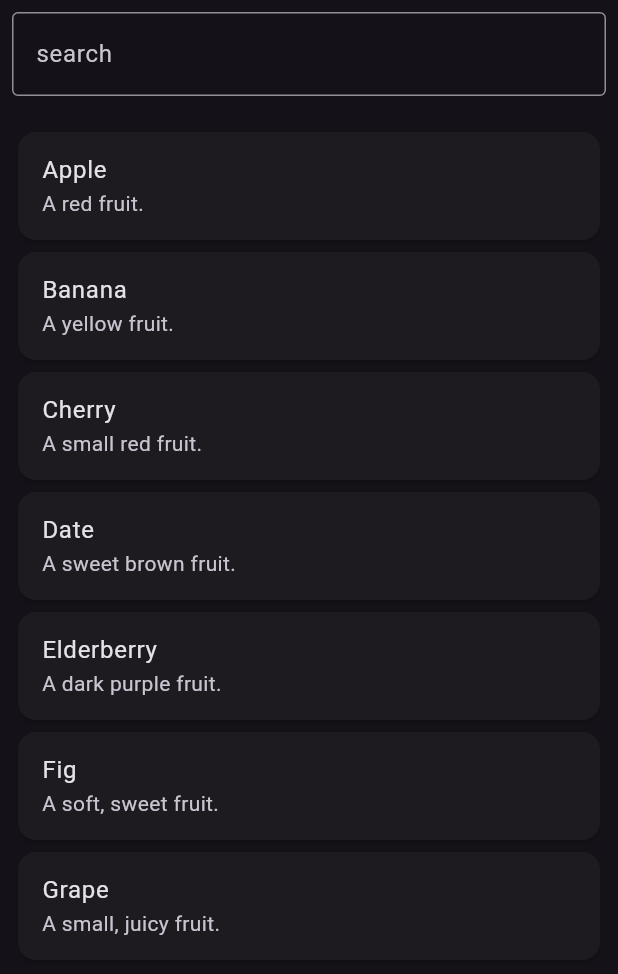
After one commit to mahabubulhasibshawon/riverpod_tutorial, a Flutter app: the screen it shows after launch, on a phone screen of 412 x 824 dp. The commit adds this screen. Shown: the top 974 px of the screen. Run offline on Flutter 3.47's test engine with Material 3 defaults, Android fonts, the phone set to English and light mode, and no system bars; our stand-ins replace flutter_riverpod.

Commit message:
StateNotifierProvider

```diff
--- a/lib/counter_screen.dart
+++ b/lib/counter_screen.dart
@@ -1,9 +1,14 @@
 import 'package:flutter/material.dart';
 import 'package:flutter_riverpod/flutter_riverpod.dart';
 
-final counter = StateProvider((ref) {
+final counter = StateProvider<int>((ref) {
   return 0;
 });
+
+final themeProviderLight = StateProvider((ref) {
+  return ThemeData.light();
+});
+
 
 class CounterScreen extends ConsumerStatefulWidget {
   const CounterScreen({super.key});
@@ -15,6 +20,7 @@ class CounterScreen extends ConsumerStatefulWidget {
 class _CounterScreenState extends ConsumerState<CounterScreen> {
   @override
   Widget build(BuildContext context) {
+    print('object');
     return Scaffold(
       body: Column(
         children: [
@@ -32,7 +38,10 @@ class _CounterScreenState extends ConsumerState<CounterScreen> {
                 ref.read(counter.notifier).state --;
               }, child: Text('-', style: TextStyle(fontSize: 50),))
             ],
-          )
+          ),
+          Switch(value: ref.watch(themeProviderLight) == ThemeData.dark(), onChanged: (value) {
+            ref.read(themeProviderLight.notifier).state = ref.read(themeProviderLight) == ThemeData.light() ? ThemeData.dark() : ThemeData.light();
+          })
         ],
       ),
     );
--- a/lib/main.dart
+++ b/lib/main.dart
@@ -2,6 +2,10 @@ import 'package:flutter/material.dart';
 import 'package:flutter_riverpod/flutter_riverpod.dart';
 import 'package:riverpod_tutorial/counter_screen.dart';
 import 'package:riverpod_tutorial/home_screen.dart';
+import 'package:riverpod_tutorial/search/search_screen.dart';
+import 'package:riverpod_tutorial/shopping_cart/shopping_cart.dart';
+import 'package:riverpod_tutorial/state_notifier_provider/user_provider.dart';
+import 'package:riverpod_tutorial/todo_list_screen.dart';
 
 void main() {
   runApp(const MyApp());
@@ -14,8 +18,9 @@ class MyApp extends StatelessWidget {
   Widget build(BuildContext context) {
     return ProviderScope(
       child: MaterialApp(
+        debugShowCheckedModeBanner: false,
         theme: ThemeData.dark(),
-        home: CounterScreen(),
+        home: SearchScreen(),
       ),
     );
   }
--- /dev/null
+++ b/lib/search/item.dart
@@ -0,0 +1,18 @@
+class Item {
+  final Map<String, dynamic> data;
+
+  Item(this.data);
+
+  String get name => data['name'] ?? 'unknown';
+  String get description => data['description'] ?? 'no description';
+}
+
+final List<Map<String, dynamic>> allItemsData = [
+  {'name': 'Apple', 'description': 'A red fruit.'},
+  {'name': 'Banana', 'description': 'A yellow fruit.'},
+  {'name': 'Cherry', 'description': 'A small red fruit.'},
+  {'name': 'Date', 'description': 'A sweet brown fruit.'},
+  {'name': 'Elderberry', 'description': 'A dark purple fruit.'},
+  {'name': 'Fig', 'description': 'A soft, sweet fruit.'},
+  {'name': 'Grape', 'description': 'A small, juicy fruit.'},
+];
--- /dev/null
+++ b/lib/search/search_screen.dart
@@ -0,0 +1,47 @@
+import 'package:flutter/material.dart';
+import 'package:flutter_riverpod/flutter_riverpod.dart';
+import 'package:riverpod_tutorial/search/search_provider.dart';
+
+class SearchScreen extends StatelessWidget {
+  const SearchScreen({super.key});
+
+  @override
+  Widget build(BuildContext context) {
+    return Scaffold(
+      body: Consumer(
+        builder: (context, ref, child) {
+          final search = ref.watch(searchProvider);
+          return Padding(
+            padding: const EdgeInsets.all(8.0),
+            child: Column(
+              spacing: 20,
+              children: [
+                TextField(
+                  onChanged: (value) {
+                    ref.read(searchProvider.notifier).search(value);
+                  },
+                  decoration: InputDecoration(
+                      border: OutlineInputBorder(), labelText: 'search'),
+                ),
+                Expanded(
+                    child: ref.watch(searchProvider).isEmpty
+                        ? const Center(child: Text('No results found'))
+                        : ListView.builder(
+                            itemCount: ref.watch(searchProvider).length,
+                            itemBuilder: (context, index) {
+                              final item = ref.watch(searchProvider)[index];
+                              return Card(
+                                child: ListTile(
+                                  title: Text(item.name),
+                                  subtitle: Text(item.description),
+                                ),
+                              );
+                            })),
+              ],
+            ),
+          );
+        },
+      ),
+    );
+  }
+}
```
Also changed, not shown: lib/search/search_provider.dart (added, +23 -0 lines), lib/shopping_cart/cart_screen.dart (added, +47 -0 lines), lib/shopping_cart/shopping_cart.dart (added, +61 -0 lines), lib/state_notifier_provider/user.dart (added, +66 -0 lines), lib/state_notifier_provider/user_provider.dart (added, +42 -0 lines), lib/todo_list_screen.dart (added, +47 -0 lines), pubspec.lock.
